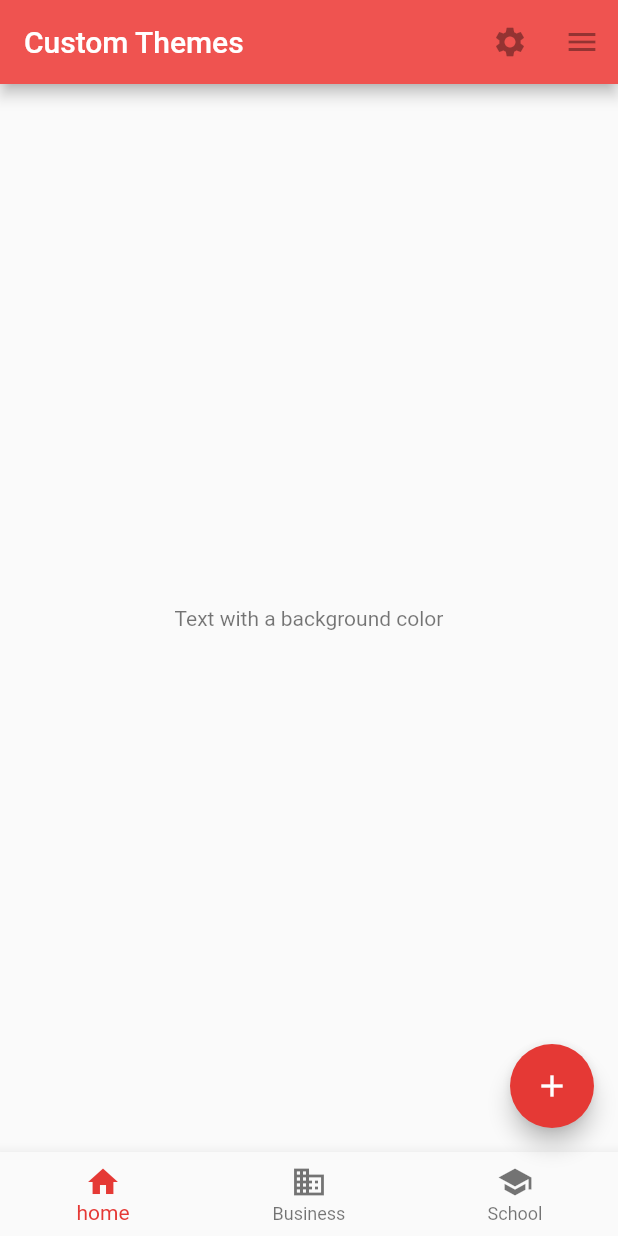
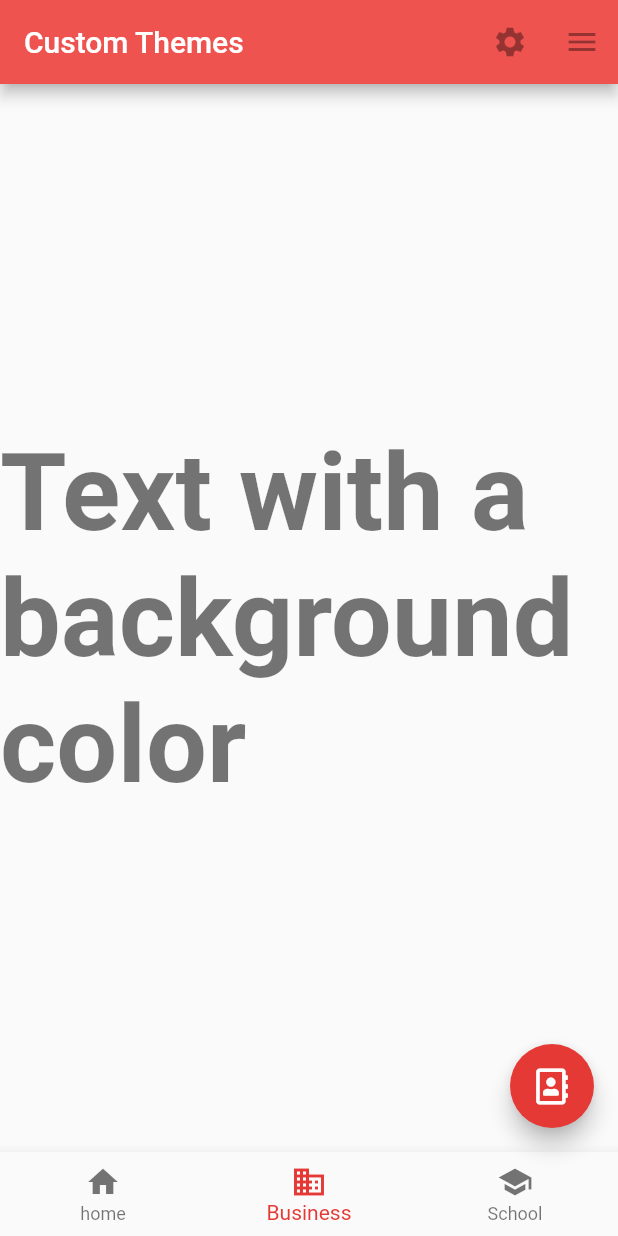
Before and after one commit to hisa8118/bdshare, a Flutter app: the screen it shows after launch, on a phone screen of 412 x 824 dp. Run offline on Flutter 3.47's test engine with Material 2 defaults, Android fonts, the phone set to English and light mode, and no system bars; our stand-ins replace font_awesome_flutter; Roboto replaces fonts that are missing (Hind, Robot).

Commit message:
lesson2end

```diff
--- a/lib/main.dart
+++ b/lib/main.dart
@@ -58,14 +58,14 @@ class MyHomePage extends StatelessWidget {
           // color: Theme.of(context).accentColor,
           child: Text(
             'Text with a background color',
-            style: Theme.of(context).textTheme.display1,
+            style: Theme.of(context).textTheme.display3,
           ),
         ),
       ),
       floatingActionButton: FloatingActionButton(
         onPressed: null,
-        child: Icon(Icons.add),
-        // child: FaIcon(FontAwesomeIcons.addressBook),
+        // child: Icon(Icons.add),
+        child: FaIcon(FontAwesomeIcons.addressBook),
         // backgroundColor: Colors.pink,
       ),
       bottomNavigationBar: BottomNavigationBar(
@@ -83,7 +83,7 @@ class MyHomePage extends StatelessWidget {
             title: Text('School'),
           ),
         ],
-        currentIndex: 0,
+        currentIndex: 1,
         selectedItemColor: Theme.of(context).accentColor,
         onTap: null,
       ),
```
